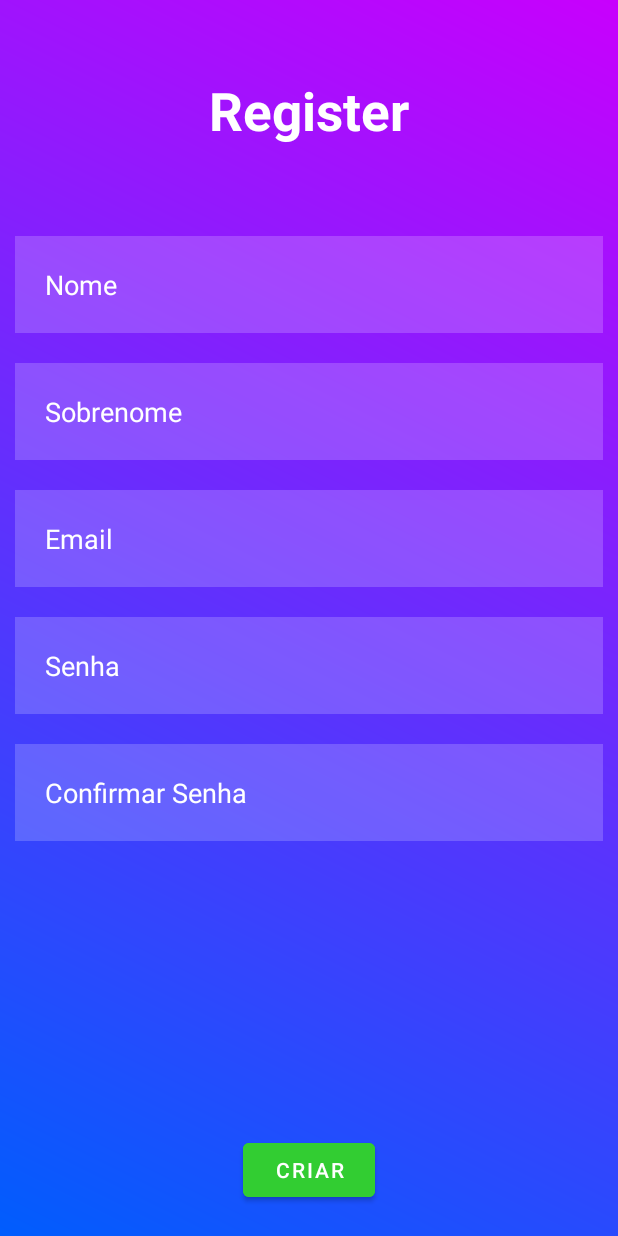
After one commit to Guatias/FixIt, an Android app: the register_activity screen opened directly, with no data from a screen before it, on a phone screen of 412 x 824 dp. The commit adds this screen. Run offline under Robolectric (Android 15) with nearby library versions, the phone set to English and light mode, and no system bars.

Commit message:
Pagina de Registro Criada

```diff
--- a/app/src/main/AndroidManifest.xml
+++ b/app/src/main/AndroidManifest.xml
@@ -10,13 +10,16 @@
         android:supportsRtl="true"
         android:theme="@style/Theme.FixIt">
         <activity
+            android:name=".register_activity"
+            android:exported="true" />
+        <activity
             android:name=".MainActivity"
             android:exported="true">
-        <intent-filter>
-            <action android:name="android.intent.action.MAIN" />
+            <intent-filter>
+                <action android:name="android.intent.action.MAIN" />
 
-            <category android:name="android.intent.category.LAUNCHER" />
-        </intent-filter>
+                <category android:name="android.intent.category.LAUNCHER" />
+            </intent-filter>
         </activity>
     </application>
 
--- a/app/src/main/java/com/example/fixit/MainActivity.java
+++ b/app/src/main/java/com/example/fixit/MainActivity.java
@@ -2,6 +2,7 @@ package com.example.fixit;
 
 import androidx.appcompat.app.AppCompatActivity;
 
+import android.content.Intent;
 import android.os.Bundle;
 import android.view.View;
 import android.widget.Button;
@@ -21,6 +22,7 @@ public class MainActivity extends AppCompatActivity {
         TextView password = (TextView) findViewById(R.id.password);
 
         MaterialButton loginbtn = (MaterialButton) findViewById(R.id.loginbtn);
+        MaterialButton registerbtn = (MaterialButton) findViewById(R.id.registerbtn);
 
         //admin and admin
 
@@ -36,5 +38,15 @@ public class MainActivity extends AppCompatActivity {
                 }
             }
         });
+
+        registerbtn.setOnClickListener(new View.OnClickListener() {
+            @Override
+            public void onClick(View view) {
+
+                Intent register_activity = new Intent(getApplicationContext(), register_activity.class);
+                startActivity(register_activity);
+
+            }
+        });
     }
 }
--- /dev/null
+++ b/app/src/main/java/com/example/fixit/register_activity.java
@@ -0,0 +1,17 @@
+package com.example.fixit;
+
+import androidx.appcompat.app.AppCompatActivity;
+
+import android.os.Bundle;
+
+public class register_activity extends AppCompatActivity {
+
+    @Override
+    protected void onCreate(Bundle savedInstanceState) {
+        super.onCreate(savedInstanceState);
+        setContentView(R.layout.activity_register);
+    }
+
+
+
+}
--- /dev/null
+++ b/app/src/main/res/drawable/gradient.xml
@@ -0,0 +1,8 @@
+<?xml version="1.0" encoding="utf-8"?>
+<shape xmlns:android="http://schemas.android.com/apk/res/android"
+    android:shape="rectangle">
+    <gradient
+        android:startColor="#005dfd"
+        android:endColor="#c800fd"
+        android:angle="45"/>
+</shape>
--- a/app/src/main/res/layout/activity_main.xml
+++ b/app/src/main/res/layout/activity_main.xml
@@ -67,5 +67,15 @@
         android:layout_centerHorizontal="true"
         android:layout_margin="20dp"/>
 
+    <com.google.android.material.button.MaterialButton
+        android:layout_width="wrap_content"
+        android:layout_height="wrap_content"
+        android:id="@+id/registerbtn"
+        android:text="Criar nova conta"
+        android:backgroundTint="#FF0000"
+        android:layout_centerHorizontal="true"
+        android:layout_margin="20dp"
+        android:layout_alignParentBottom="true"/>
+
 
 </RelativeLayout>
--- /dev/null
+++ b/app/src/main/res/layout/activity_register.xml
@@ -0,0 +1,98 @@
+<?xml version="1.0" encoding="utf-8"?>
+<RelativeLayout xmlns:android="http://schemas.android.com/apk/res/android"
+    xmlns:app="http://schemas.android.com/apk/res-auto"
+    xmlns:tools="http://schemas.android.com/tools"
+    android:layout_width="match_parent"
+    android:layout_height="match_parent"
+    android:background="@drawable/gradient"
+    tools:context=".register_activity">
+
+    <TextView
+        android:layout_width="match_parent"
+        android:layout_height="wrap_content"
+        android:id="@+id/registertxt"
+        android:text="Register"
+        android:textColor="@color/white"
+        android:textSize="35dp"
+        android:textStyle="bold"
+        android:layout_margin="50dp"
+        android:gravity="center"/>
+
+    <EditText
+        android:layout_width="match_parent"
+        android:layout_height="wrap_content"
+        android:id="@+id/firstnameedittxt"
+        android:layout_below="@+id/registertxt"
+        android:background="#30ffffff"
+        android:hint="Nome"
+        android:textColorHint="@color/white"
+        android:textColor="@color/white"
+        android:layout_margin="10dp"
+        android:padding="20dp"
+        android:drawablePadding="20dp"/>
+
+    <EditText
+        android:layout_width="match_parent"
+        android:layout_height="wrap_content"
+        android:id="@+id/lastnameedittxt"
+        android:layout_below="@+id/firstnameedittxt"
+        android:background="#30ffffff"
+        android:hint="Sobrenome"
+        android:textColorHint="@color/white"
+        android:textColor="@color/white"
+        android:layout_margin="10dp"
+        android:padding="20dp"
+        android:drawablePadding="20dp"/>
+
+    <EditText
+        android:layout_width="match_parent"
+        android:layout_height="wrap_content"
+        android:id="@+id/emailedittxt"
+        android:layout_below="@+id/lastnameedittxt"
+        android:background="#30ffffff"
+        android:hint="Email"
+        android:textColorHint="@color/white"
+        android:textColor="@color/white"
+        android:layout_margin="10dp"
+        android:padding="20dp"
+        android:drawablePadding="20dp"/>
+
+    <EditText
+        android:layout_width="match_parent"
+        android:layout_height="wrap_content"
+        android:id="@+id/passwordedittxt"
+        android:layout_below="@+id/emailedittxt"
+        android:background="#30ffffff"
+        android:hint="Senha"
+        android:textColorHint="@color/white"
+        android:textColor="@color/white"
+        android:layout_margin="10dp"
+        android:padding="20dp"
+        android:drawablePadding="20dp"
+        android:inputType="textPassword"/>
+
+    <EditText
+        android:layout_width="match_parent"
+        android:layout_height="wrap_content"
+        android:id="@+id/confirmpasswordedittxt"
+        android:layout_below="@+id/passwordedittxt"
+        android:background="#30ffffff"
+        android:hint="Confirmar Senha"
+        android:textColorHint="@color/white"
+        android:textColor="@color/white"
+        android:layout_margin="10dp"
+        android:padding="20dp"
+        android:drawablePadding="20dp"
+        android:inputType="textPassword"/>
+
+    <com.google.android.material.button.MaterialButton
+        android:layout_width="wrap_content"
+        android:layout_height="wrap_content"
+        android:id="@+id/confirmregisterbtn"
+        android:text="Criar"
+        android:backgroundTint="#32CD32"
+        android:layout_centerHorizontal="true"
+        android:layout_margin="20dp"
+        android:layout_alignParentBottom="true"/>
+
+</RelativeLayout>
```
